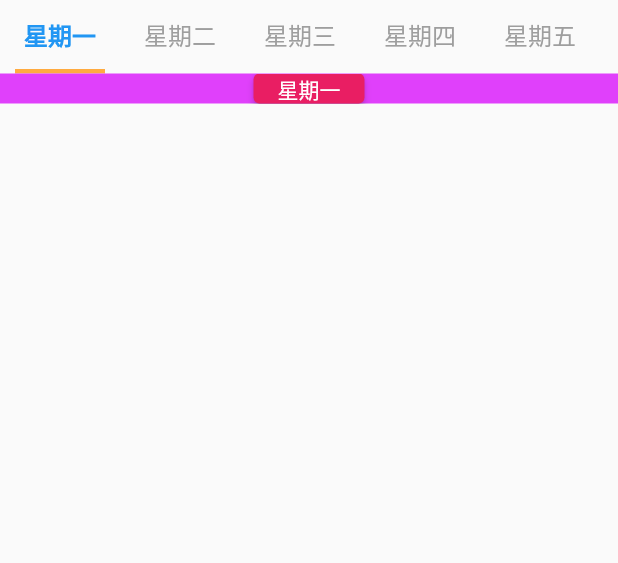
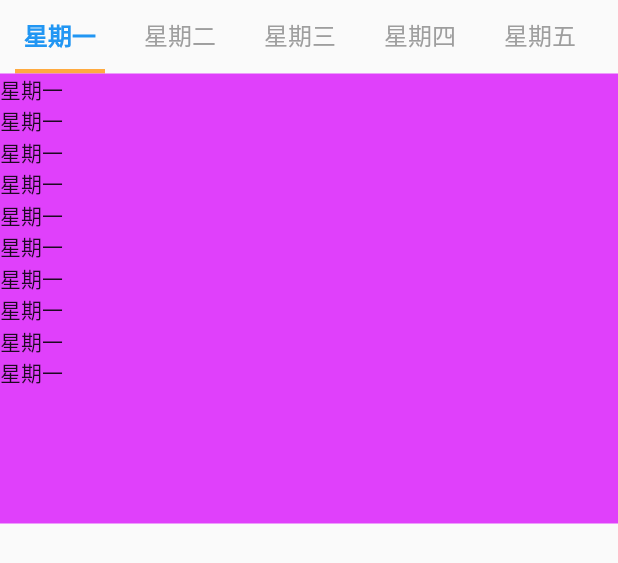
Before and after one commit to faimin/ZDAgeFans, a Flutter app: the CustomTabbarView widget shown alone on an empty page, opened directly, on a phone screen of 412 x 824 dp. Shown: the top 563 px of the screen. Run offline on Flutter 3.47's test engine with Material 2 defaults, Android fonts, the phone set to English and light mode, and no system bars; our stand-ins replace cached_network_image, curved_navigation_bar, dio, flutter_riverpod; missing offline and left inert: flukit; network calls fail.

Commit message:
tabbarview

```diff
--- a/zd_age_fans/lib/widgets/custom_tabbar_view.dart
+++ b/zd_age_fans/lib/widgets/custom_tabbar_view.dart
@@ -30,20 +30,18 @@ class _CustomTabbarViewState extends State<CustomTabbarView>
   @override
   void initState() {
     super.initState();
-    debugPrint("初始化了");
     _tabController = TabController(length: tabs.length, vsync: this);
   }
 
   @override
   Widget build(BuildContext context) {
-    debugPrint("build组件");
     return Column(
       children: <Widget>[
         _buildTabBar(),
         Container(
           color: Colors.purpleAccent,
-          // width: MediaQuery.of(context).size.width,
-          height: 20,
+          //width: MediaQuery.of(context).size.width,
+          height: 300,
           child: _buildTabBarView(),
         )
       ],
@@ -64,11 +62,15 @@ class _CustomTabbarViewState extends State<CustomTabbarView>
         onTap: (index) => debugPrint("点击的tab = $index"),
       );
 
-  Widget _buildTabBarView() => TabBarView(
-      controller: _tabController,
-      children: tabs
-          .map((e) => Center(
-              child: ElevatedButton(
-                  onPressed: () => debugPrint("xxxxx"), child: Text(e))))
-          .toList());
+  Widget _buildTabBarView() =>
+      TabBarView(controller: _tabController, children: _buildListViews());
+
+  List<Widget> _buildListViews() {
+    return tabs
+        .map((e) => ListView.builder(
+              itemBuilder: (_, index) => Text(e),
+              itemCount: 10,
+            ))
+        .toList();
+  }
 }
```
Also changed, not shown: zd_age_fans/lib/widgets/cartoon_detail_page.dart (+19 -21 lines), 1 other file.
